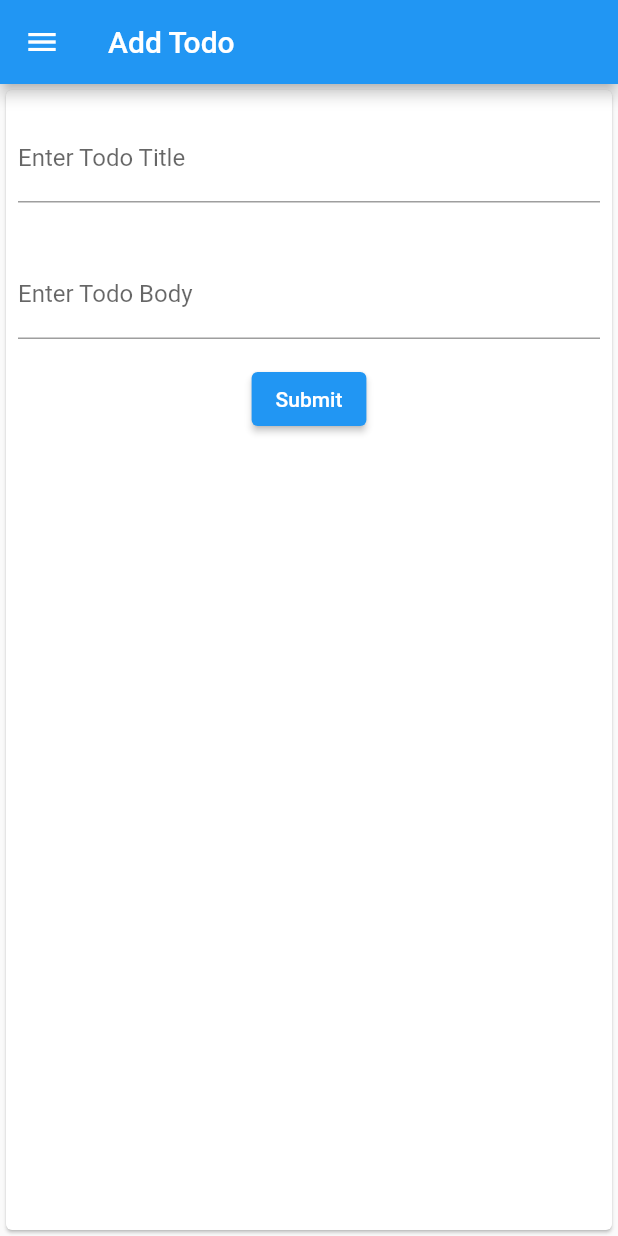
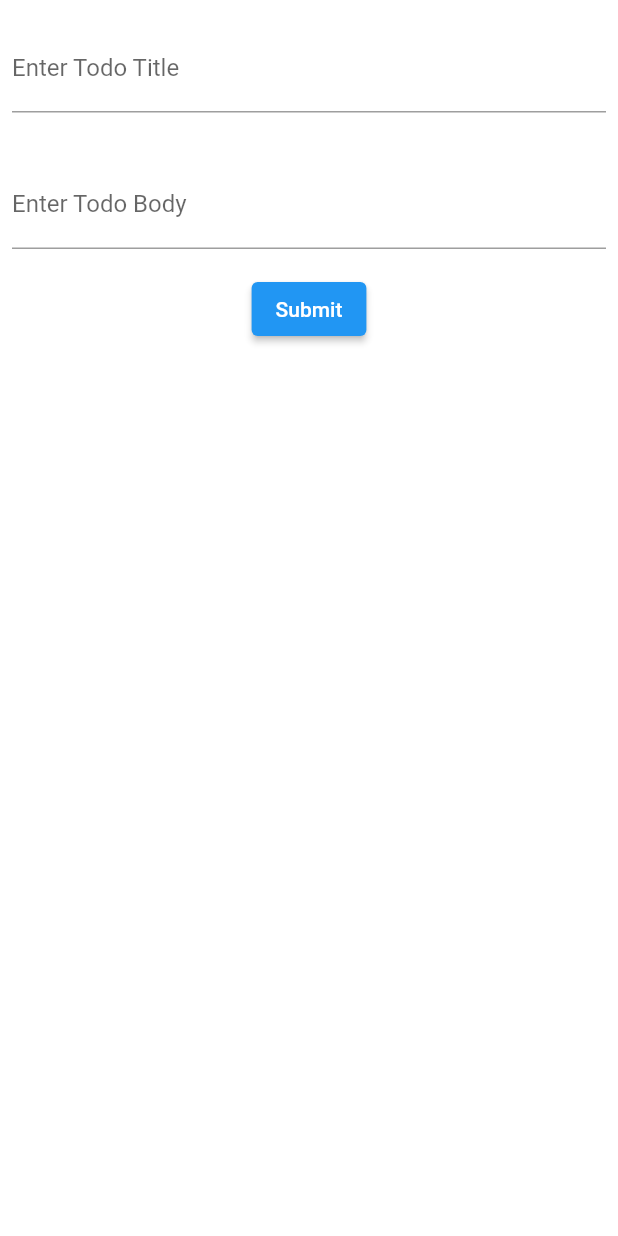
Before and after one commit to Amer-N-Sulaiman/flutter-django-todo-app, a Flutter app: the AddTodo screen opened by its route, on a phone screen of 412 x 824 dp. Run offline on Flutter 3.47's test engine with Material 2 defaults, Android fonts, the light colour scheme and no system bars; missing offline and left inert: dart:html.

Commit message:
Replaced the add todo page with a bottome sliding form

```diff
--- a/app/lib/pages/addTodo.dart
+++ b/app/lib/pages/addTodo.dart
@@ -1,3 +1,5 @@
+import 'dart:html';
+
 import 'package:flutter/material.dart';
 import 'package:app/Components/drawer.dart';
 import 'package:provider/provider.dart';
@@ -31,14 +33,7 @@ class _AddTodoState extends State<AddTodo> {
 
 
 
-    return Scaffold(
-      appBar: AppBar(
-        title: Text('Add Todo')
-      ),
-      drawer: MyDrawer(),
-      body: Container(
-        child: Card(
-          child: Column(
+    return Column(
             crossAxisAlignment: CrossAxisAlignment.start,
             children: <Widget>[
 
@@ -65,22 +60,19 @@ class _AddTodoState extends State<AddTodo> {
                     ),
                   ),
                 )
-              )
-              ,
+              ),
               Center(
                 child: ElevatedButton(
                   child: Text('Submit'),
                   onPressed: () {
                     addTodo();
                     Navigator.of(context).pop();
-                  }
+                  },
+
                 ),
               )
             ],
-          ),
-        ),
-      )
-    );
+          );
 
 
   }
```
Also changed, not shown: app/lib/pages/home.dart (+14 -39 lines).
